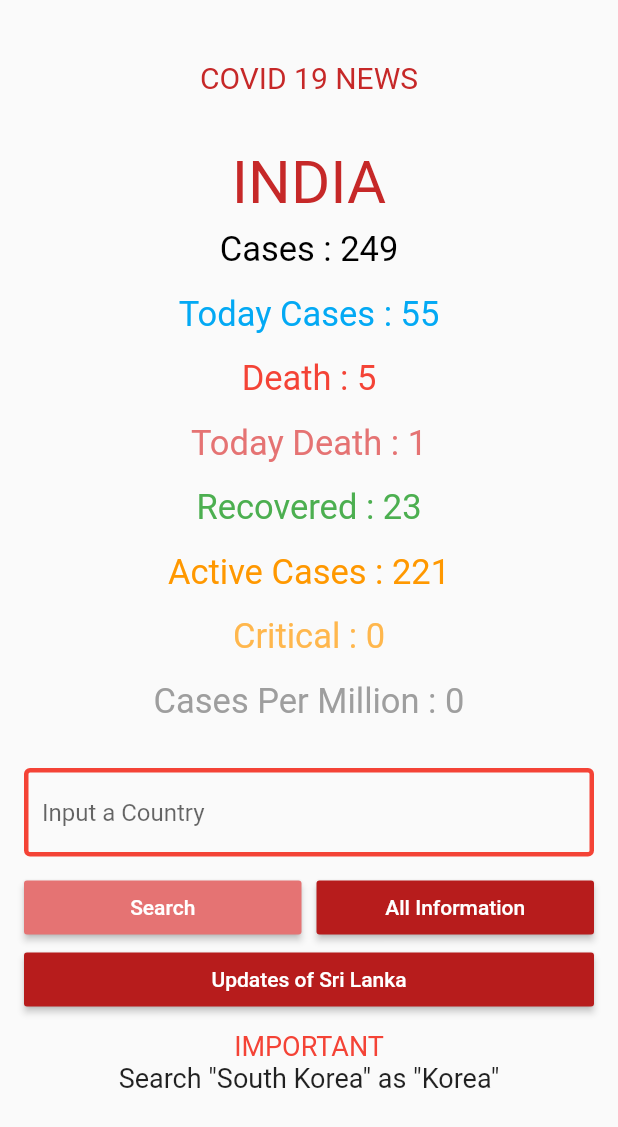
After one commit to Fauzywahyudi/MentoringFlutter-3, a Flutter app: the screen it shows after launch, after a tap on "Covid2", on a phone screen of 412 x 824 dp. The commit adds this screen. Shown: the top 1127 px of the screen. Run offline on Flutter 3.47's test engine with Material 2 defaults, Android fonts, the phone set to English and light mode, and no system bars.

Commit message:
Selesai Task2

```diff
--- /dev/null
+++ b/Week1/task1_register_profil/lib/views/covid2_page.dart
@@ -0,0 +1,130 @@
+import 'package:flutter/material.dart';
+
+class Covid2Page extends StatefulWidget {
+  @override
+  _Covid2PageState createState() => _Covid2PageState();
+}
+
+class _Covid2PageState extends State<Covid2Page> {
+  var _borderDecor = OutlineInputBorder(
+    borderSide: BorderSide(color: Colors.red, width: 3),
+  );
+  @override
+  Widget build(BuildContext context) {
+    var size = MediaQuery.of(context).size;
+    return Scaffold(
+      body: Container(
+        height: size.height,
+        width: size.width,
+        child: SingleChildScrollView(
+          child: Column(
+            children: [
+              SizedBox(height: 40),
+              Text(
+                'COVID 19 NEWS',
+                style: TextStyle(color: Colors.red[800], fontSize: 20),
+              ),
+              SizedBox(height: 35),
+              Text(
+                'INDIA',
+                style: TextStyle(color: Colors.red[800], fontSize: 40),
+              ),
+              Container(
+                child: Column(
+                  children: [
+                    _info('Cases', 249, Colors.black),
+                    _info('Today Cases', 55, Colors.lightBlue),
+                    _info('Death', 5, Colors.red),
+                    _info('Today Death', 1, Colors.red[300]),
+                    _info('Recovered', 23, Colors.green),
+                    _info('Active Cases', 221, Colors.orange),
+                    _info('Critical', 0, Colors.orange[300]),
+                    _info('Cases Per Million', 0, Colors.grey),
+                  ],
+                ),
+              ),
+              SizedBox(height: 15),
+              Container(
+                padding:
+                    const EdgeInsets.symmetric(horizontal: 16, vertical: 8),
+                child: Column(
+                  children: [
+                    TextField(
+                      decoration: InputDecoration(
+                        hintText: 'Input a Country',
+                        border: _borderDecor,
+                        enabledBorder: _borderDecor,
+                        focusedBorder: _borderDecor,
+                      ),
+                    ),
+                    SizedBox(height: 10),
+                    Row(
+                      children: [
+                        Expanded(
+                          child: RaisedButton(
+                            color: Colors.red[300],
+                            child: Text(
+                              'Search',
+                              style: TextStyle(color: Colors.white),
+                            ),
+                            onPressed: () {},
+                          ),
+                        ),
+                        SizedBox(width: 10),
+                        Expanded(
+                          child: RaisedButton(
+                            color: Colors.red[900],
+                            child: Text(
+                              'All Information',
+                              style: TextStyle(color: Colors.white),
+                            ),
+                            onPressed: () {},
+                          ),
+                        ),
+                      ],
+                    ),
+                    Row(
+                      children: [
+                        Expanded(
+                          child: RaisedButton(
+                            color: Colors.red[900],
+                            onPressed: () {},
+                            child: Text(
+                              'Updates of Sri Lanka',
+                              style: TextStyle(color: Colors.white),
+                            ),
+                          ),
+                        ),
+                      ],
+                    ),
+                    SizedBox(height: 10),
+                    Text(
+                      'IMPORTANT',
+                      style: TextStyle(fontSize: 18, color: Colors.red),
+                    ),
+                    Text(
+                      'Search "South Korea" as "Korea"',
+                      style: TextStyle(
+                        fontSize: 18,
+                      ),
+                    ),
+                  ],
+                ),
+              ),
+            ],
+          ),
+        ),
+      ),
+    );
+  }
+
+  Padding _info(String title, int value, Color color) {
+    return Padding(
+      padding: const EdgeInsets.all(8.0),
+      child: Text(
+        '$title : $value',
+        style: TextStyle(fontSize: 23, color: color),
+      ),
+    );
+  }
+}
--- a/Week1/task1_register_profil/lib/views/menu_page.dart
+++ b/Week1/task1_register_profil/lib/views/menu_page.dart
@@ -1,4 +1,6 @@
 import 'package:flutter/material.dart';
+import 'package:task1_register_profil/views/covid1_page.dart';
+import 'package:task1_register_profil/views/covid2_page.dart';
 import 'package:task1_register_profil/views/profil_page.dart';
 import 'package:task1_register_profil/views/register_page.dart';
 
@@ -57,18 +59,18 @@ class _MenuPageState extends State<MenuPage> {
                   ),
                   RaisedButton(
                     color: Colors.purple,
-                    onPressed: () => onClickMenu(RegisterPage()),
+                    onPressed: () => onClickMenu(Covid1Page()),
                     child: Text(
-                      'Register',
+                      'Covid1',
                       style: TextStyle(color: Colors.white),
                     ),
                   ),
                   SizedBox(height: 50),
                   RaisedButton(
                     color: Colors.purple,
-                    onPressed: () => onClickMenu(ProfilPage()),
+                    onPressed: () => onClickMenu(Covid2Page()),
                     child: Text(
-                      'Profile',
+                      'Covid2',
                       style: TextStyle(color: Colors.white),
                     ),
                   ),
```
Also changed, not shown: Week1/task1_register_profil/lib/views/covid1_page.dart (added, +122 -0 lines).
